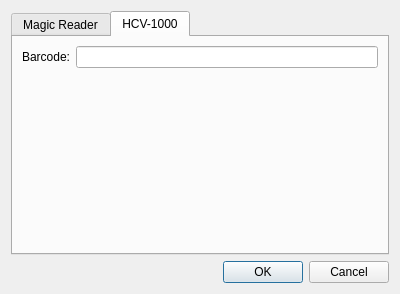
Before: the Qt Designer form src/frontend/qt_sdl/AddonSettingsDialog.ui in BueniaDev/melonDS, drawn with Qt 5.
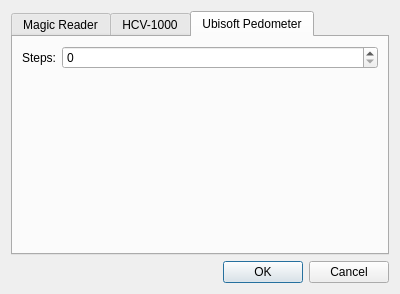
After: the same form once the commit is applied.

Commit message: Add support for Ubisoft Thrustmaster Pedometer.

```diff
--- a/src/frontend/qt_sdl/AddonSettingsDialog.ui
+++ b/src/frontend/qt_sdl/AddonSettingsDialog.ui
@@ -17,7 +17,7 @@
    <item>
     <widget class="QTabWidget" name="tabWidget">
      <property name="currentIndex">
-      <number>1</number>
+      <number>2</number>
      </property>
      <widget class="QWidget" name="tab">
       <attribute name="title">
@@ -57,6 +57,27 @@
        </item>
       </layout>
      </widget>
+     <widget class="QWidget" name="tab_3">
+      <attribute name="title">
+       <string>Ubisoft Pedometer</string>
+      </attribute>
+      <layout class="QFormLayout" name="formLayout_3">
+       <item row="0" column="0">
+        <widget class="QLabel" name="label_3">
+         <property name="text">
+          <string>Steps:</string>
+         </property>
+        </widget>
+       </item>
+       <item row="0" column="1">
+        <widget class="QSpinBox" name="sBxUbisoftPedometer">
+         <property name="maximum">
+          <number>99999</number>
+         </property>
+        </widget>
+       </item>
+      </layout>
+     </widget>
     </widget>
    </item>
    <item>
```
The commit also changes 11 other files.
